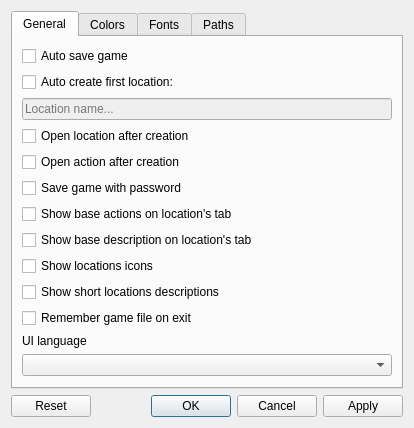
This is src/optionsdialog.ui in rrockru/QtQGen as Qt 5 draws it before an edit. The edited form follows.
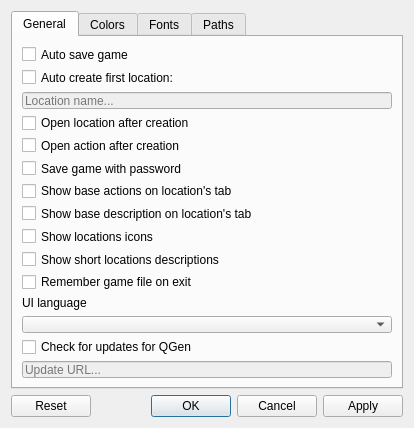
This is the edited form. The open tabs and pages were chosen to show the change. Custom widgets are drawn as their Qt base class.

Commit message: + Добавлены настройки для автообновления * Исправлено поведение кнопки Применить в настройках

The edit to the form file:
```diff
--- a/src/optionsdialog.ui
+++ b/src/optionsdialog.ui
@@ -144,6 +144,23 @@
        <item>
         <widget class="QComboBox" name="_cmbLang"/>
        </item>
+       <item>
+        <widget class="QCheckBox" name="_chkAutoUpdate">
+         <property name="text">
+          <string>Check for updates for QGen</string>
+         </property>
+        </widget>
+       </item>
+       <item>
+        <widget class="QLineEdit" name="_txtUpdateUrl">
+         <property name="enabled">
+          <bool>false</bool>
+         </property>
+         <property name="placeholderText">
+          <string>Update URL...</string>
+         </property>
+        </widget>
+       </item>
        <item>
         <spacer name="verticalSpacer">
          <property name="orientation">
```
Left out of the diff: 249 changed lines with no effect on the pictures. The commit also changes 7 other files.
